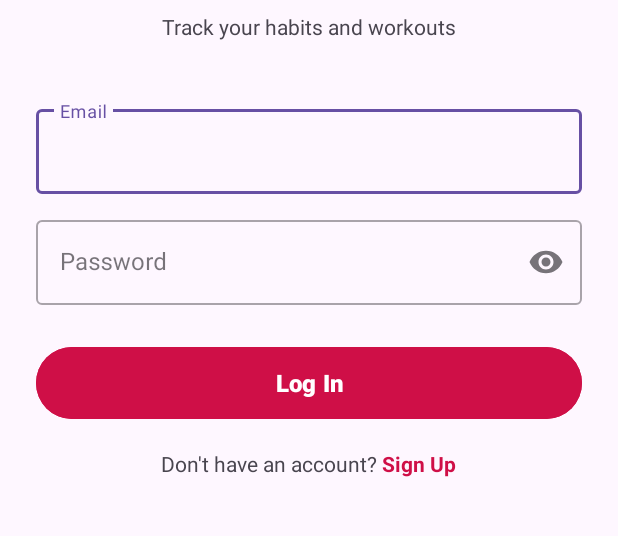
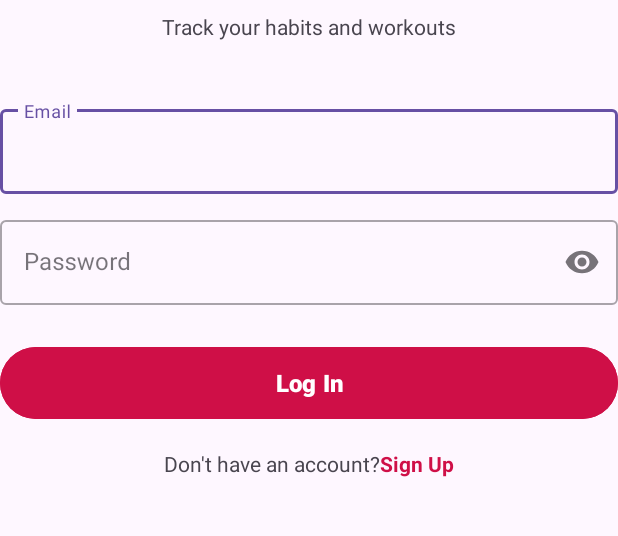
Before and after one commit to bigchungus26/MobileApp, an Android app: the screen it shows after launch (LoginActivity), after a tap on "Log In", on a phone screen of 412 x 824 dp, the part 484-1020 px from its top. Run offline under Robolectric (Android 15) with nearby library versions, the phone set to English and light mode, and no system bars; our stand-ins replace Room's generated code.

Commit message:
Restyle LoginActivity + activity_login to prof style
- Add EdgeToEdge.enable + ViewCompat insets listener on @+id/main
- Explicit casts on findViewById, drop private on fields
- Mix anonymous inner class + lambda listeners with commented alternates
- Context always LoginActivity.this
- Extract user-visible text to camelCase @string resources
- Teachery emoji comments

```diff
--- a/SmartTracker/app/src/main/java/com/example/smarttracker/LoginActivity.java
+++ b/SmartTracker/app/src/main/java/com/example/smarttracker/LoginActivity.java
@@ -2,11 +2,16 @@ package com.example.smarttracker;
 
 import android.content.Intent;
 import android.os.Bundle;
+import android.view.View;
 import android.widget.Button;
 import android.widget.TextView;
 import android.widget.Toast;
 
+import androidx.activity.EdgeToEdge;
 import androidx.appcompat.app.AppCompatActivity;
+import androidx.core.graphics.Insets;
+import androidx.core.view.ViewCompat;
+import androidx.core.view.WindowInsetsCompat;
 
 import com.example.smarttracker.data.Repository;
 import com.example.smarttracker.util.SessionManager;
@@ -14,34 +19,62 @@ import com.google.android.material.textfield.TextInputEditText;
 
 public class LoginActivity extends AppCompatActivity {
 
-    private TextInputEditText etEmail, etPassword;
-    private Button btnLogin;
-    private SessionManager sessionManager;
-    private Repository repository;
+    //👉 views + helpers for the login screen
+    TextInputEditText etEmail, etPassword;
+    Button btnLogin;
+    TextView tvGoToRegister;
+    SessionManager sessionManager;
+    Repository repository;
 
     @Override
     protected void onCreate(Bundle savedInstanceState) {
         super.onCreate(savedInstanceState);
 
-        sessionManager = new SessionManager(this);
+        //👉 if the user is already signed in we skip straight to the main screen
+        sessionManager = new SessionManager(LoginActivity.this);
         if (sessionManager.isLoggedIn()) {
-            startActivity(new Intent(this, MainActivity.class));
+            startActivity(new Intent(LoginActivity.this, MainActivity.class));
             finish();
             return;
         }
 
+        EdgeToEdge.enable(LoginActivity.this);
         setContentView(R.layout.activity_login);
+        ViewCompat.setOnApplyWindowInsetsListener(findViewById(R.id.main), (v, insets) -> {
+            Insets systemBars = insets.getInsets(WindowInsetsCompat.Type.systemBars());
+            v.setPadding(systemBars.left, systemBars.top, systemBars.right, systemBars.bottom);
+            return insets;
+        });
 
-        repository = Repository.get(this);
+        repository = Repository.get(LoginActivity.this);
 
-        etEmail = findViewById(R.id.etEmail);
-        etPassword = findViewById(R.id.etPassword);
-        btnLogin = findViewById(R.id.btnLogin);
-        TextView tvGoToRegister = findViewById(R.id.tvGoToRegister);
+        //✅ here's the view wiring — explicit casts 🧵
+        etEmail = (TextInputEditText) findViewById(R.id.etEmail);
+        etPassword = (TextInputEditText) findViewById(R.id.etPassword);
+        btnLogin = (Button) findViewById(R.id.btnLogin);
+        tvGoToRegister = (TextView) findViewById(R.id.tvGoToRegister);
 
+        //👉 login button — anonymous inner class flavour
+        btnLogin.setOnClickListener(new View.OnClickListener() {
+            @Override
+            public void onClick(View v) {
+                login();
+            }
+        });
+        /* lambda version:
         btnLogin.setOnClickListener(v -> login());
+        */
+
+        //✅ "go to register" link — lambda flavour (mix 'em up 🌮)
         tvGoToRegister.setOnClickListener(v ->
-                startActivity(new Intent(this, RegisterActivity.class)));
+                startActivity(new Intent(LoginActivity.this, RegisterActivity.class)));
+        /* anonymous version:
+        tvGoToRegister.setOnClickListener(new View.OnClickListener() {
+            @Override public void onClick(View v) {
+                startActivity(new Intent(LoginActivity.this, RegisterActivity.class));
+            }
+        });
+        */
     }
 
     private void login() {
@@ -49,18 +82,18 @@ public class LoginActivity extends AppCompatActivity {
         String password = etPassword.getText().toString().trim();
 
         if (email.isEmpty() || password.isEmpty()) {
-            Toast.makeText(this, "Please fill all fields", Toast.LENGTH_SHORT).show();
+            Toast.makeText(LoginActivity.this, "Please fill all fields", Toast.LENGTH_SHORT).show();
             return;
         }
 
         Repository.AuthResult result = repository.login(email, password);
         if (!result.success) {
-            Toast.makeText(this, result.message, Toast.LENGTH_SHORT).show();
+            Toast.makeText(LoginActivity.this, result.message, Toast.LENGTH_SHORT).show();
             return;
         }
 
         sessionManager.saveSession(result.userId, result.name, result.email);
-        startActivity(new Intent(this, MainActivity.class));
+        startActivity(new Intent(LoginActivity.this, MainActivity.class));
         finish();
     }
 }
--- a/SmartTracker/app/src/main/res/layout/activity_login.xml
+++ b/SmartTracker/app/src/main/res/layout/activity_login.xml
@@ -1,6 +1,7 @@
 <?xml version="1.0" encoding="utf-8"?>
 <androidx.constraintlayout.widget.ConstraintLayout xmlns:android="http://schemas.android.com/apk/res/android"
     xmlns:app="http://schemas.android.com/apk/res-auto"
+    android:id="@+id/main"
     android:layout_width="match_parent"
     android:layout_height="match_parent"
     android:background="?android:colorBackground"
@@ -27,7 +28,7 @@
             android:layout_width="wrap_content"
             android:layout_height="wrap_content"
             android:layout_marginTop="16dp"
-            android:text="SmartTracker"
+            android:text="@string/loginTitle"
             android:textColor="@color/primaryAccent"
             android:textSize="32sp"
             android:textStyle="bold" />
@@ -36,7 +37,7 @@
             android:layout_width="wrap_content"
             android:layout_height="wrap_content"
             android:layout_marginTop="8dp"
-            android:text="Track your habits and workouts"
+            android:text="@string/loginSubtitle"
             android:textColor="?android:textColorSecondary"
             android:textSize="14sp" />
 
@@ -50,7 +51,7 @@
                 android:id="@+id/etEmail"
                 android:layout_width="match_parent"
                 android:layout_height="wrap_content"
-                android:hint="Email"
+                android:hint="@string/emailHint"
                 android:inputType="textEmailAddress" />
         </com.google.android.material.textfield.TextInputLayout>
 
@@ -65,7 +66,7 @@
                 android:id="@+id/etPassword"
                 android:layout_width="match_parent"
                 android:layout_height="wrap_content"
-                android:hint="Password"
+                android:hint="@string/passwordHint"
                 android:inputType="textPassword" />
         </com.google.android.material.textfield.TextInputLayout>
 
@@ -74,7 +75,7 @@
             android:layout_width="match_parent"
             android:layout_height="56dp"
             android:layout_marginTop="24dp"
-            android:text="Log In"
+            android:text="@string/btnLoginText"
             android:textAllCaps="false"
             android:textStyle="bold"
             android:textSize="16sp"
@@ -89,14 +90,14 @@
             <TextView
                 android:layout_width="wrap_content"
                 android:layout_height="wrap_content"
-                android:text="Don't have an account? "
+                android:text="@string/noAccountPrompt"
                 android:textColor="?android:textColorSecondary" />
 
             <TextView
                 android:id="@+id/tvGoToRegister"
                 android:layout_width="wrap_content"
                 android:layout_height="wrap_content"
-                android:text="Sign Up"
+                android:text="@string/signUpLink"
                 android:textColor="@color/primaryAccent"
                 android:textStyle="bold"
                 android:clickable="true"
--- a/SmartTracker/app/src/main/res/values/strings.xml
+++ b/SmartTracker/app/src/main/res/values/strings.xml
@@ -1,3 +1,21 @@
 <resources>
     <string name="app_name">SmartTracker</string>
+
+    <!-- login screen -->
+    <string name="loginTitle">SmartTracker</string>
+    <string name="loginSubtitle">Track your habits and workouts</string>
+    <string name="emailHint">Email</string>
+    <string name="passwordHint">Password</string>
+    <string name="btnLoginText">Log In</string>
+    <string name="noAccountPrompt">Don\'t have an account? </string>
+    <string name="signUpLink">Sign Up</string>
+
+    <!-- register screen -->
+    <string name="registerTitle">Create Account</string>
+    <string name="registerSubtitle">Start tracking your progress today</string>
+    <string name="fullNameHint">Full Name</string>
+    <string name="passwordMinHint">Password (min 6 characters)</string>
+    <string name="btnRegisterText">Sign Up</string>
+    <string name="haveAccountPrompt">Already have an account? </string>
+    <string name="logInLink">Log In</string>
 </resources>
```
